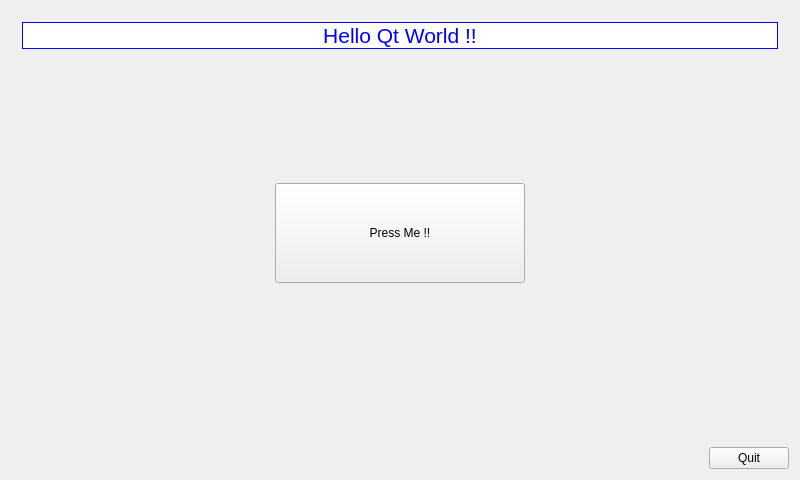
First picture: the form in widget.ui, repository GiorgioMarinangeli/HelloQtWorld, before the edit.
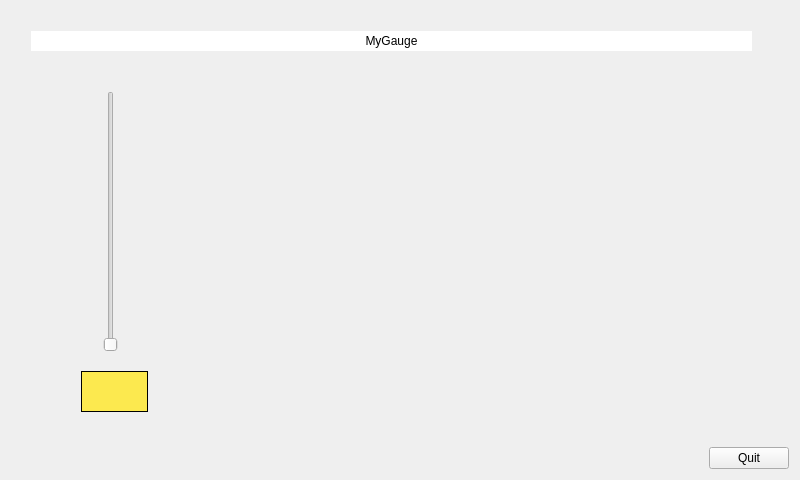
Second picture: the form after the edit. The open tabs and pages were chosen to show the change. Icons and pictures are not drawn. Custom widgets are drawn as their Qt base class.

Patch:
```diff
--- a/widget.ui
+++ b/widget.ui
@@ -447,6 +447,99 @@
        </item>
       </layout>
      </widget>
+     <widget class="QWidget" name="page_9">
+      <widget class="myGauge" name="gaugeWidget" native="true">
+       <property name="geometry">
+        <rect>
+         <x>270</x>
+         <y>90</y>
+         <width>301</width>
+         <height>241</height>
+        </rect>
+       </property>
+       <property name="focusPolicy">
+        <enum>Qt::StrongFocus</enum>
+       </property>
+      </widget>
+      <widget class="QSlider" name="verticalSlider_2">
+       <property name="geometry">
+        <rect>
+         <x>90</x>
+         <y>80</y>
+         <width>20</width>
+         <height>261</height>
+        </rect>
+       </property>
+       <property name="maximum">
+        <number>270</number>
+       </property>
+       <property name="orientation">
+        <enum>Qt::Vertical</enum>
+       </property>
+      </widget>
+      <widget class="QLabel" name="valueLabel">
+       <property name="geometry">
+        <rect>
+         <x>70</x>
+         <y>360</y>
+         <width>67</width>
+         <height>41</height>
+        </rect>
+       </property>
+       <property name="styleSheet">
+        <string notr="true">background-color: rgb(252, 233, 79);</string>
+       </property>
+       <property name="frameShape">
+        <enum>QFrame::Box</enum>
+       </property>
+       <property name="text">
+        <string/>
+       </property>
+       <property name="alignment">
+        <set>Qt::AlignCenter</set>
+       </property>
+      </widget>
+      <widget class="QLabel" name="label_4">
+       <property name="geometry">
+        <rect>
+         <x>20</x>
+         <y>20</y>
+         <width>721</width>
+         <height>20</height>
+        </rect>
+       </property>
+       <property name="styleSheet">
+        <string notr="true">background-color: rgb(255, 255, 255);</string>
+       </property>
+       <property name="text">
+        <string>MyGauge</string>
+       </property>
+       <property name="alignment">
+        <set>Qt::AlignCenter</set>
+       </property>
+      </widget>
+     </widget>
+     <widget class="QWidget" name="page_10">
+      <widget class="QLabel" name="label_5">
+       <property name="geometry">
+        <rect>
+         <x>20</x>
+         <y>30</y>
+         <width>741</width>
+         <height>20</height>
+        </rect>
+       </property>
+       <property name="styleSheet">
+        <string notr="true">background-color: rgb(255, 255, 255);</string>
+       </property>
+       <property name="text">
+        <string>Timer</string>
+       </property>
+       <property name="alignment">
+        <set>Qt::AlignCenter</set>
+       </property>
+      </widget>
+     </widget>
     </widget>
    </item>
    <item>
@@ -495,6 +588,15 @@
    <header>cgraphtable.h</header>
    <container>1</container>
   </customwidget>
+  <customwidget>
+   <class>myGauge</class>
+   <extends>QWidget</extends>
+   <header>mygauge.h</header>
+   <container>1</container>
+   <slots>
+    <slot>setValue(int)</slot>
+   </slots>
+  </customwidget>
  </customwidgets>
  <resources>
   <include location="res.qrc"/>
```
Left out of the diff: 35 changed lines with no effect on the pictures.
